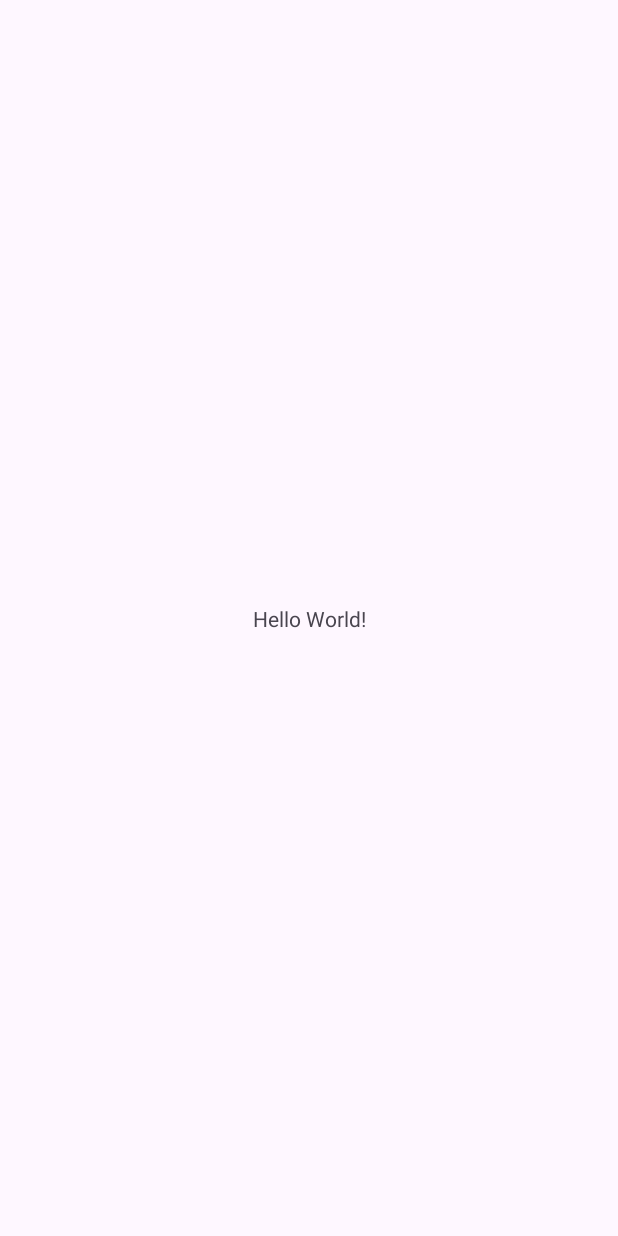
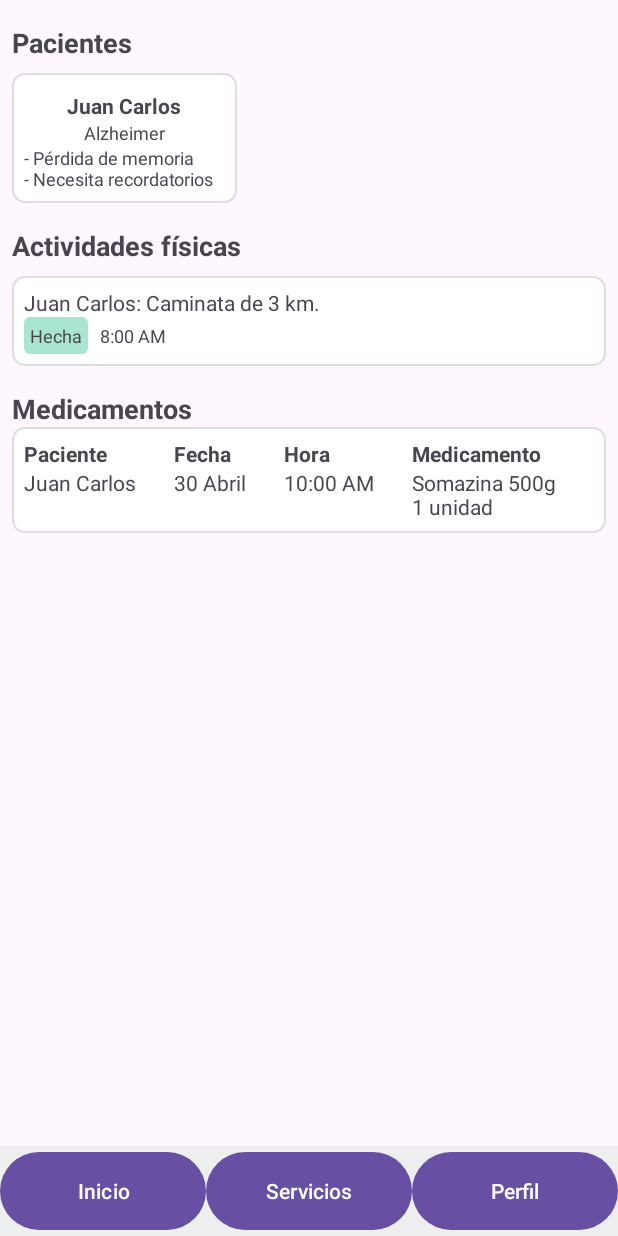
Before and after one commit to Simonghost117/Qfinder_Android, an Android app: the screen it shows after launch (MainActivity), on a phone screen of 412 x 824 dp. Before the commit the screen is almost empty. Run offline under Robolectric (Android 15) with nearby library versions, the phone set to English and light mode, and no system bars.

Commit message:
Fragment de dasboard agregado con disenio minimo del menu inferior

```diff
--- a/app/src/main/java/com/sena/qfinder/controller/MainActivity.java
+++ b/app/src/main/java/com/sena/qfinder/controller/MainActivity.java
@@ -1,27 +1,62 @@
 package com.sena.qfinder.controller;
 
 import android.os.Bundle;
+import android.view.View;
+import android.widget.Button;
 
 import androidx.activity.EdgeToEdge;
+import androidx.annotation.NonNull;
 import androidx.appcompat.app.AppCompatActivity;
+import androidx.fragment.app.Fragment;
 import androidx.core.graphics.Insets;
 import androidx.core.view.ViewCompat;
 import androidx.core.view.WindowInsetsCompat;
 
 import com.sena.qfinder.R;
-
+import com.sena.qfinder.ui.home.DashboardFragment;
+// import com.sena.qfinder.ui.home.HomeFragment;
+// import com.sena.qfinder.ui.home.ProfileFragment;
 
 public class MainActivity extends AppCompatActivity {
+
+    private Button btnHome, btnDashboard, btnProfile;
 
     @Override
     protected void onCreate(Bundle savedInstanceState) {
         super.onCreate(savedInstanceState);
         EdgeToEdge.enable(this);
         setContentView(R.layout.activity_main);
+
         ViewCompat.setOnApplyWindowInsetsListener(findViewById(R.id.main), (v, insets) -> {
             Insets systemBars = insets.getInsets(WindowInsetsCompat.Type.systemBars());
             v.setPadding(systemBars.left, systemBars.top, systemBars.right, systemBars.bottom);
             return insets;
         });
+
+        btnHome = findViewById(R.id.btn_home);
+        btnDashboard = findViewById(R.id.btn_dashboard);
+        btnProfile = findViewById(R.id.btn_profile);
+
+        // Fragmento inicial
+        if (savedInstanceState == null) {
+            loadFragment(new DashboardFragment());
+        }
+
+        btnHome.setOnClickListener(view -> {
+            // loadFragment(new HomeFragment());
+        });
+
+        btnDashboard.setOnClickListener(view -> loadFragment(new DashboardFragment()));
+
+        btnProfile.setOnClickListener(view -> {
+            // loadFragment(new ProfileFragment());
+        });
+    }
+
+    private void loadFragment(@NonNull Fragment fragment) {
+        getSupportFragmentManager()
+                .beginTransaction()
+                .replace(R.id.fragment_container, fragment)
+                .commit();
     }
 }
--- /dev/null
+++ b/app/src/main/java/com/sena/qfinder/ui/home/DashboardFragment.java
@@ -0,0 +1,22 @@
+package com.sena.qfinder.ui.home;
+
+import android.os.Bundle;
+import androidx.fragment.app.Fragment;
+import android.view.LayoutInflater;
+import android.view.View;
+import android.view.ViewGroup;
+import com.sena.qfinder.R;
+
+public class DashboardFragment extends Fragment {
+
+    public DashboardFragment() {
+        // Constructor vacío requerido
+    }
+
+    @Override
+    public View onCreateView(LayoutInflater inflater, ViewGroup container,
+                             Bundle savedInstanceState) {
+        // Infla el layout
+        return inflater.inflate(R.layout.fragment_dashboard, container, false);
+    }
+}
--- /dev/null
+++ b/app/src/main/res/drawable/card_background.xml
@@ -0,0 +1,5 @@
+<shape xmlns:android="http://schemas.android.com/apk/res/android">
+    <solid android:color="#FFFFFF"/>
+    <corners android:radius="8dp"/>
+    <stroke android:width="1dp" android:color="#DDDDDD"/>
+</shape>
--- /dev/null
+++ b/app/src/main/res/drawable/status_background.xml
@@ -0,0 +1,4 @@
+<shape xmlns:android="http://schemas.android.com/apk/res/android">
+    <solid android:color="#A8E6CF"/>
+    <corners android:radius="4dp"/>
+</shape>
--- a/app/src/main/res/layout/activity_main.xml
+++ b/app/src/main/res/layout/activity_main.xml
@@ -1,19 +1,44 @@
 <?xml version="1.0" encoding="utf-8"?>
-<androidx.constraintlayout.widget.ConstraintLayout xmlns:android="http://schemas.android.com/apk/res/android"
-    xmlns:app="http://schemas.android.com/apk/res-auto"
-    xmlns:tools="http://schemas.android.com/tools"
+<LinearLayout xmlns:android="http://schemas.android.com/apk/res/android"
     android:id="@+id/main"
+    android:orientation="vertical"
     android:layout_width="match_parent"
-    android:layout_height="match_parent"
-    tools:context=".controller.MainActivity">
+    android:layout_height="match_parent">
 
-    <TextView
-        android:layout_width="wrap_content"
-        android:layout_height="wrap_content"
-        android:text="Hello World!"
-        app:layout_constraintBottom_toBottomOf="parent"
-        app:layout_constraintEnd_toEndOf="parent"
-        app:layout_constraintStart_toStartOf="parent"
-        app:layout_constraintTop_toTopOf="parent" />
+    <!-- Contenedor de Fragment -->
+    <FrameLayout
+        android:id="@+id/fragment_container"
+        android:layout_width="match_parent"
+        android:layout_height="0dp"
+        android:layout_weight="1"/>
 
-</androidx.constraintlayout.widget.ConstraintLayout>
+    <!-- Barra inferior personalizada -->
+    <LinearLayout
+        android:orientation="horizontal"
+        android:layout_width="match_parent"
+        android:layout_height="60dp"
+        android:background="#EEEEEE">
+
+        <Button
+            android:id="@+id/btn_home"
+            android:layout_weight="1"
+            android:layout_width="0dp"
+            android:layout_height="match_parent"
+            android:text="Inicio"/>
+
+        <Button
+            android:id="@+id/btn_dashboard"
+            android:layout_weight="1"
+            android:layout_width="0dp"
+            android:layout_height="match_parent"
+            android:text="Servicios"/>
+
+        <Button
+            android:id="@+id/btn_profile"
+            android:layout_weight="1"
+            android:layout_width="0dp"
+            android:layout_height="match_parent"
+            android:text="Perfil"/>
+    </LinearLayout>
+
+</LinearLayout>
--- /dev/null
+++ b/app/src/main/res/layout/fragment_dashboard.xml
@@ -0,0 +1,148 @@
+<?xml version="1.0" encoding="utf-8"?>
+<ScrollView xmlns:android="http://schemas.android.com/apk/res/android"
+    android:layout_width="match_parent"
+    android:layout_height="match_parent"
+    android:padding="8dp">
+
+    <LinearLayout
+        android:orientation="vertical"
+        android:layout_width="match_parent"
+        android:layout_height="wrap_content">
+
+        <!-- Pacientes -->
+        <TextView
+            android:text="Pacientes"
+            android:textStyle="bold"
+            android:textSize="18sp"
+            android:layout_marginTop="8dp"
+            android:layout_width="wrap_content"
+            android:layout_height="wrap_content"/>
+
+        <HorizontalScrollView
+            android:layout_width="match_parent"
+            android:layout_height="wrap_content"
+            android:layout_marginVertical="8dp">
+
+            <LinearLayout
+                android:orientation="horizontal"
+                android:layout_width="wrap_content"
+                android:layout_height="wrap_content">
+
+                <!-- Card Paciente -->
+                <LinearLayout
+                    android:orientation="vertical"
+                    android:padding="8dp"
+                    android:layout_marginEnd="8dp"
+                    android:background="@drawable/card_background"
+                    android:layout_width="150dp"
+                    android:layout_height="wrap_content">
+
+<!--                    <ImageView-->
+<!--                        android:src="@drawable/ic_person"-->
+<!--                        android:layout_width="80dp"-->
+<!--                        android:layout_height="80dp"-->
+<!--                        android:layout_gravity="center"/>-->
+
+                    <TextView
+                        android:text="Juan Carlos"
+                        android:textStyle="bold"
+                        android:layout_marginTop="4dp"
+                        android:gravity="center"
+                        android:layout_width="match_parent"
+                        android:layout_height="wrap_content"/>
+
+                    <TextView
+                        android:text="Alzheimer"
+                        android:gravity="center"
+                        android:textSize="12sp"
+                        android:layout_width="match_parent"
+                        android:layout_height="wrap_content"/>
+
+                    <TextView
+                        android:text="- Pérdida de memoria\n- Necesita recordatorios"
+                        android:textSize="12sp"
+                        android:layout_width="match_parent"
+                        android:layout_height="wrap_content"/>
+                </LinearLayout>
+
+            </LinearLayout>
+        </HorizontalScrollView>
+
+        <!-- Actividades físicas -->
+        <TextView
+            android:text="Actividades físicas"
+            android:textStyle="bold"
+            android:textSize="18sp"
+            android:layout_marginTop="8dp"
+            android:layout_width="wrap_content"
+            android:layout_height="wrap_content"/>
+
+        <LinearLayout
+            android:orientation="vertical"
+            android:layout_marginVertical="8dp"
+            android:background="@drawable/card_background"
+            android:padding="8dp"
+            android:layout_width="match_parent"
+            android:layout_height="wrap_content">
+
+            <TextView
+                android:text="Juan Carlos: Caminata de 3 km."
+                android:layout_width="wrap_content"
+                android:layout_height="wrap_content"/>
+
+            <LinearLayout
+                android:orientation="horizontal"
+                android:layout_width="wrap_content"
+                android:layout_height="wrap_content">
+
+                <TextView
+                    android:text="Hecha"
+                    android:background="@drawable/status_background"
+                    android:padding="4dp"
+                    android:textSize="12sp"
+                    android:layout_marginEnd="8dp"
+                    android:layout_width="wrap_content"
+                    android:layout_height="wrap_content"/>
+
+                <TextView
+                    android:text="8:00 AM"
+                    android:textSize="12sp"
+                    android:layout_width="wrap_content"
+                    android:layout_height="wrap_content"/>
+            </LinearLayout>
+        </LinearLayout>
+
+        <!-- Medicamentos -->
+        <TextView
+            android:text="Medicamentos"
+            android:textStyle="bold"
+            android:textSize="18sp"
+            android:layout_marginTop="8dp"
+            android:layout_width="wrap_content"
+            android:layout_height="wrap_content"/>
+
+        <TableLayout
+            android:layout_width="match_parent"
+            android:layout_height="wrap_content"
+            android:stretchColumns="*"
+            android:background="@drawable/card_background"
+            android:padding="8dp">
+
+            <TableRow>
+                <TextView android:text="Paciente" android:textStyle="bold"/>
+                <TextView android:text="Fecha" android:textStyle="bold"/>
+                <TextView android:text="Hora" android:textStyle="bold"/>
+                <TextView android:text="Medicamento" android:textStyle="bold"/>
+            </TableRow>
+
+            <TableRow>
+                <TextView android:text="Juan Carlos"/>
+                <TextView android:text="30 Abril"/>
+                <TextView android:text="10:00 AM"/>
+                <TextView android:text="Somazina 500g\n1 unidad"/>
+            </TableRow>
+
+        </TableLayout>
+
+    </LinearLayout>
+</ScrollView>
--- /dev/null
+++ b/app/src/main/res/menu/bottom_nav_menu.xml
@@ -0,0 +1,19 @@
+<?xml version="1.0" encoding="utf-8"?>
+<menu xmlns:android="http://schemas.android.com/apk/res/android">
+
+<!--    <item-->
+<!--        android:id="@+id/nav_home"-->
+<!--        android:icon="@drawable/ic_home"-->
+<!--        android:title="Inicio"/>-->
+
+<!--    <item-->
+<!--        android:id="@+id/nav_dashboard"-->
+<!--        android:icon="@drawable/ic_community"-->
+<!--        android:title="Comunidad"/>-->
+
+<!--    <item-->
+<!--        android:id="@+id/nav_profile"-->
+<!--        android:icon="@drawable/ic_profile"-->
+<!--        android:title="Perfil"/>-->
+
+</menu>
--- a/app/src/main/res/values/strings.xml
+++ b/app/src/main/res/values/strings.xml
@@ -1,3 +1,5 @@
 <resources>
     <string name="app_name">Qfinder-Android</string>
+    <!-- TODO: Remove or change this placeholder text -->
+    <string name="hello_blank_fragment">Hello blank fragment</string>
 </resources>
```
